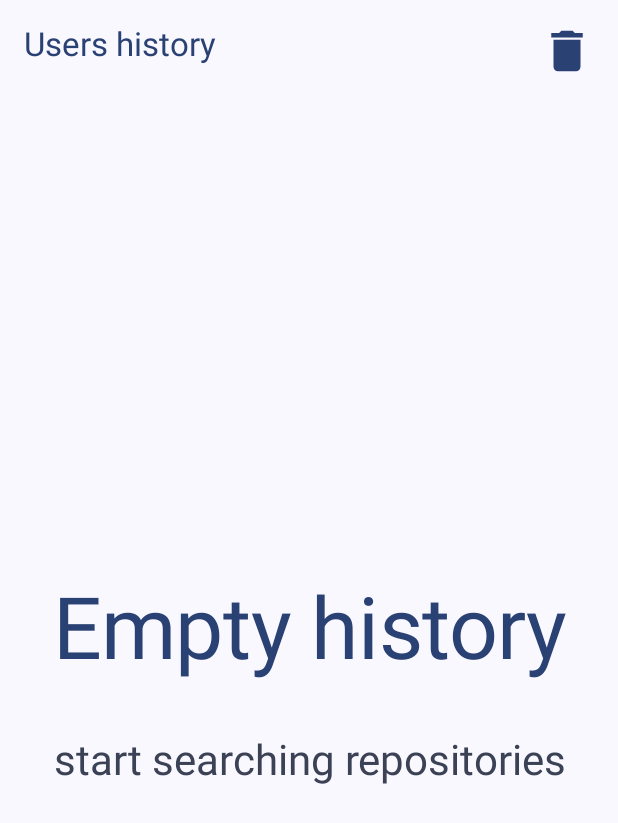
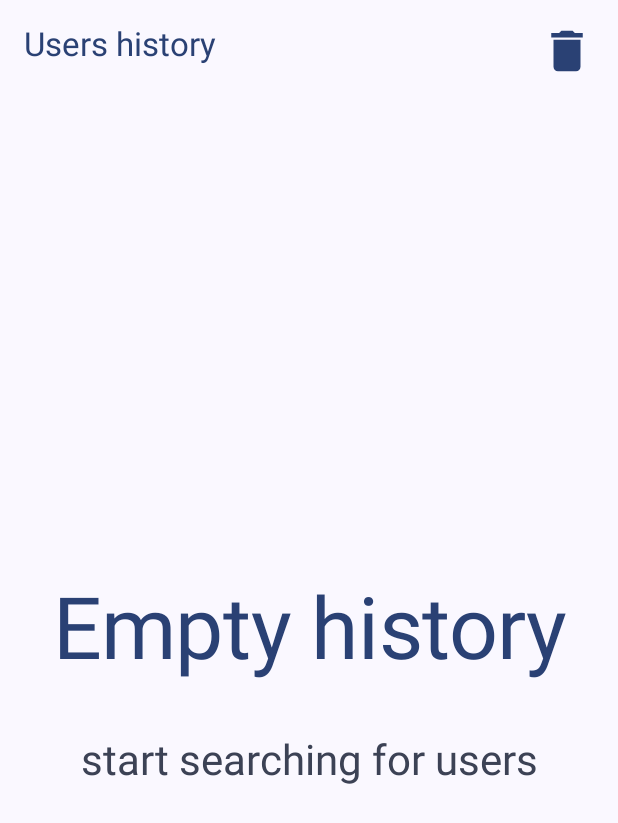
Before and after one commit to yerlansarsenov/zimran_test_app, an Android app built with Jetpack Compose: the composable UsersHistoryScreen shown on its own in the app's theme, on a phone screen of 412 x 824 dp. Shown: the top 823 px of the screen. Run offline under Robolectric (Android 15) with nearby library versions, the phone set to English and light mode, and no system bars; our stand-ins replace Dagger/Hilt's generated code.

Commit message:
feat: add users history

```diff
--- a/app/src/main/java/com/borred/zimran_test_app/users/UsersHistoryScreen.kt
+++ b/app/src/main/java/com/borred/zimran_test_app/users/UsersHistoryScreen.kt
@@ -39,7 +39,7 @@ fun UsersHistoryScreen(
                 HistoryState.Empty -> {
                     DisplayAndHeadline(
                         display = "Empty history",
-                        headline = "start searching repositories",
+                        headline = "start searching for users",
                         modifier = Modifier.align(Alignment.Center)
                     )
                 }
```
